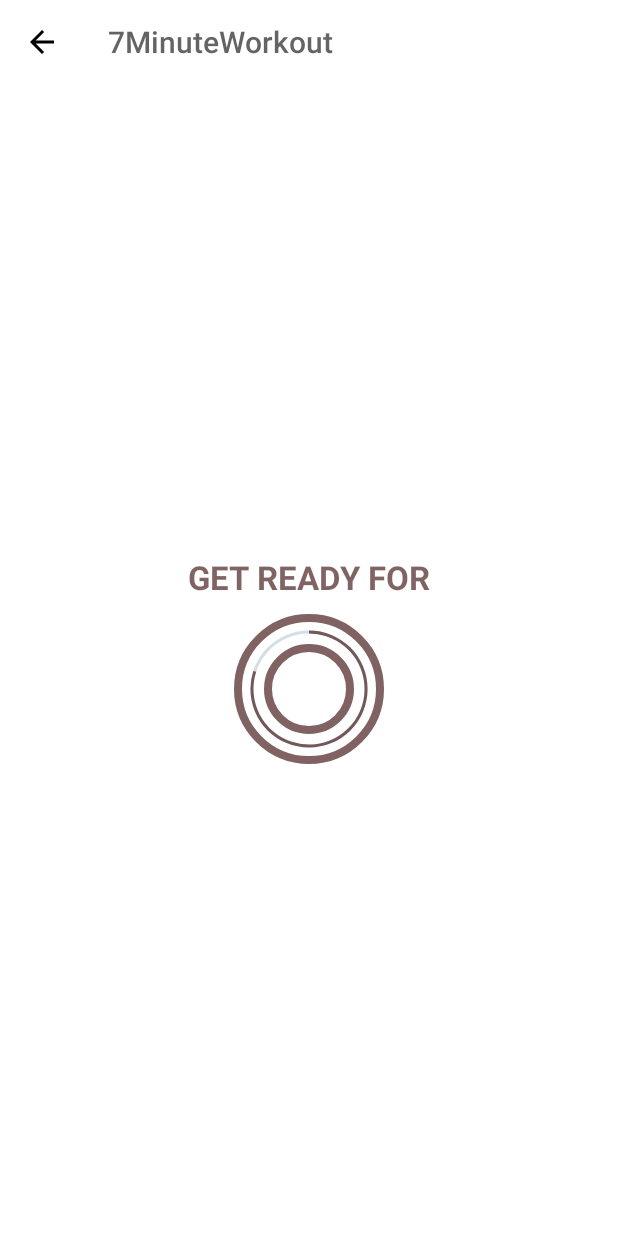
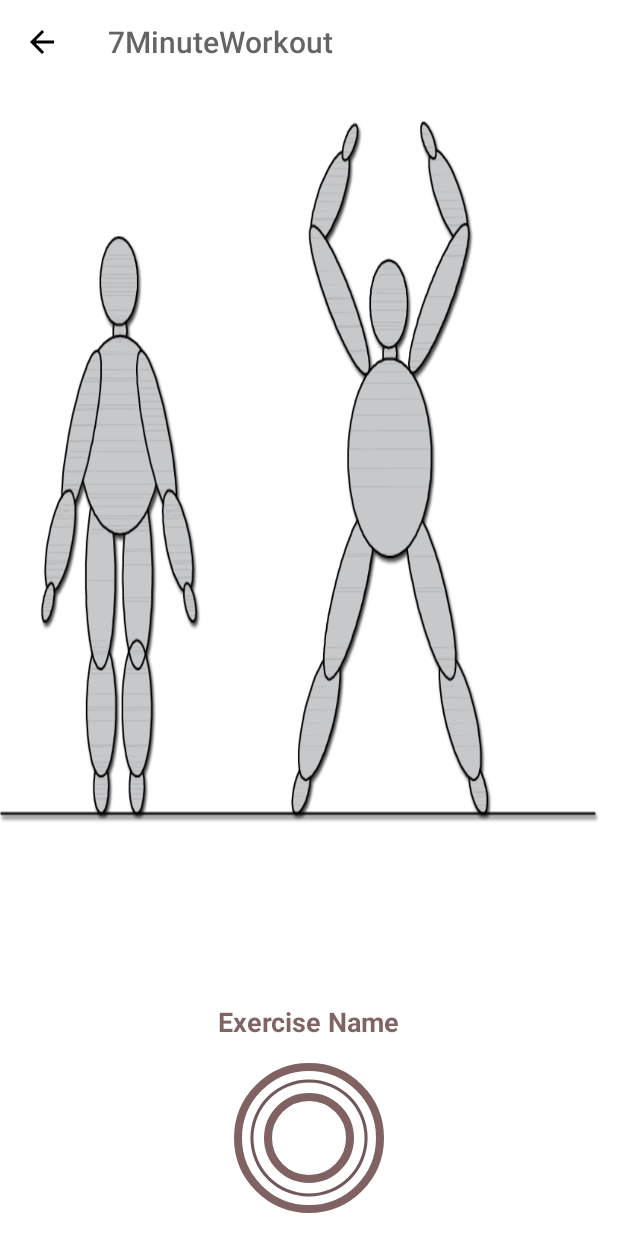
Before and after one commit to rafikyum/7MinuteWorkoutApp, an Android app: the ExceriseActivity screen opened directly, with no data from a screen before it, on a phone screen of 412 x 824 dp. Run offline under Robolectric (Android 15) with nearby library versions, the phone set to English and light mode, and no system bars.

Commit message:
- Exercise timer and rest timer views show   when needed.
- Exercise images have now been implemented    whilst the exercise timer is active

```diff
--- /dev/null
+++ b/app/src/main/java/com/example/a7minuteworkout/Constants.kt
@@ -0,0 +1,111 @@
+package com.example.a7minuteworkout
+
+class Constants {
+
+    companion object{
+        fun defaultExerciseList(): ArrayList<ExerciseModel>{
+            val exerciseList = ArrayList<ExerciseModel>()
+
+            val jumpingJacks = ExerciseModel(1,
+                "Jumping Jacks",
+                R.drawable.ic_jumping_jacks,
+                false,                      /* 1 */
+                false)
+            exerciseList.add(jumpingJacks)
+
+            val wallSit = ExerciseModel(2,
+                "Wall Sit",
+                R.drawable.ic_wall_sit,
+                false,                       /* 2 */
+                false)
+            exerciseList.add(wallSit)
+
+            val pushUp = ExerciseModel(3,
+                "Push Up",
+                R.drawable.ic_push_up,
+                false,                        /* 3 */
+                false)
+            exerciseList.add(pushUp)
+
+            val abdominalCrunch =
+                ExerciseModel(4,
+                    "Abdominal Crunch",
+                    R.drawable.ic_abdominal_crunch,
+                    false,                   /* 4 */
+                    false)
+            exerciseList.add(abdominalCrunch)
+
+            val stepUpOnChair =
+                ExerciseModel(
+                    5,
+                    "Step-Up onto Chair",
+                    R.drawable.ic_step_up_onto_chair,
+                    false,                   /* 5 */
+                    false
+                )
+            exerciseList.add(stepUpOnChair)
+
+            val squat = ExerciseModel(6,
+                "Squat",
+                R.drawable.ic_squat,
+                false,                      /* 6 */
+                false)
+            exerciseList.add(squat)
+
+            val tricepDipOnChair =
+                ExerciseModel(
+                    7,
+                    "Tricep Dip On Chair",
+                    R.drawable.ic_triceps_dip_on_chair,
+                    false,                      /* 7 */
+                    false
+                )
+            exerciseList.add(tricepDipOnChair)
+
+            val plank = ExerciseModel(8,
+                "Plank",
+                R.drawable.ic_plank,
+                false,                          /* 8 */
+                false)
+            exerciseList.add(plank)
+
+            val highKneesRunningInPlace =
+                ExerciseModel(
+                    9,
+                    "High Knees Running In Place",
+                    R.drawable.ic_high_knees_running_in_place,
+                    false,                              /* 9 */
+                    false
+                )
+            exerciseList.add(highKneesRunningInPlace)
+
+            val lunges = ExerciseModel(10,
+                "Lunges",
+                R.drawable.ic_lunge,
+                false,                          /* 10 */
+                false)
+            exerciseList.add(lunges)
+
+            val pushupAndRotation =
+                ExerciseModel(
+                    11,
+                    "Push up and Rotation",
+                    R.drawable.ic_push_up_and_rotation,
+                    false,                      /* 11 */
+                    false
+                )
+            exerciseList.add(pushupAndRotation)
+
+            val sidePlank = ExerciseModel(12,
+                "Side Plank",
+                 R.drawable.ic_side_plank,
+                false,                      /* 12 */
+                false)
+            exerciseList.add(sidePlank)
+
+
+            return exerciseList
+        }
+    }
+
+}
--- a/app/src/main/java/com/example/a7minuteworkout/ExceriseActivity.kt
+++ b/app/src/main/java/com/example/a7minuteworkout/ExceriseActivity.kt
@@ -4,20 +4,21 @@
 import android.os.Bundle
 import android.os.CountDownTimer
 import android.view.View
-import android.widget.LinearLayout
-import android.widget.ProgressBar
-import android.widget.TextView
-import android.widget.Toast
+import android.widget.*
 import androidx.appcompat.widget.Toolbar
 import org.w3c.dom.Text
 
 class ExceriseActivity : AppCompatActivity() {
 
     private var restTimer: CountDownTimer? = null
-    private var restProgress = 0
+    private var restProgress = 0                        // timers and progress created
 
     private var exerciseTimer: CountDownTimer? = null
     private var exerciseProgress = 0
+    private var exerciseTimeDuration: Long = 30
+
+    private var exerciseList: ArrayList<ExerciseModel>? = null
+    private var currentExercisePosition = -1
 
 
     override fun onCreate(savedInstanceState: Bundle?) {
@@ -25,7 +26,7 @@
         setContentView(R.layout.activity_excerise)
 
         val toolbar_exericse_activity: Toolbar = findViewById(R.id.toolbar_exercise_activity)
-        setSupportActionBar(toolbar_exericse_activity)
+        setSupportActionBar(toolbar_exericse_activity)          // brings fourth toolbar activity
 
         supportActionBar?.setDisplayHomeAsUpEnabled(true)
 
@@ -35,16 +36,18 @@
 
         setUpRestView()
 
+        exerciseList = Constants.defaultExerciseList()
     }
+
 
     override fun onDestroy() {
         if (restTimer != null) {
             restTimer!!.cancel()
-            restProgress = 0
+            restProgress = 0        // if the timer is over cancel the timer and reset progress of the timer
         }
 
         if (exerciseTimer != null) {
-            exerciseTimer!!.cancel()
+            exerciseTimer!!.cancel()  // if exercise timer is over end the timer and reset the progress of the timer
             exerciseProgress = 0
         }
 
@@ -52,28 +55,36 @@
     }
 
     private fun setUpRestView() {
+        val llRestView : LinearLayout = findViewById(R.id.llRestView)
+        val llExerciseView: LinearLayout = findViewById(R.id.llExerciseView)
+        llRestView.visibility = View.GONE
+        llExerciseView.visibility = View.VISIBLE
+
+
         if (restTimer != null) {
-            restTimer!!.cancel()
+            restTimer!!.cancel()        // set up rest view if the rest timer is not null
             restProgress = 0;
         }
 
-        setRestProgressBar()
+        setRestProgressBar()        // once the timer has been reset bring fourth the progress bar
     }
 
 
     private fun setRestProgressBar() {
         val progressBar: ProgressBar = findViewById(R.id.progressBar)
-        val tvTimer: TextView = findViewById(R.id.tvTimer)
-        progressBar.progress = restProgress
-        restTimer = object : CountDownTimer(10000, 1000) {
-            override fun onTick(p0: Long) {
+        val tvTimer: TextView = findViewById(R.id.tvTimer)          // instances of the timer and progress bar from the xml file
+        progressBar.progress = restProgress     // progress bar of xml is set to an instance of the rest progress created in activity
+        restTimer = object : CountDownTimer(10000, 1000) {  // rest timer becomes countdown timer and counts down second at a time
+            override fun onTick(p0: Long) { // per tick add to the progress of rest bar
                 restProgress++
-                progressBar.progress = 10 - restProgress
-                tvTimer.text = (10 - restProgress).toString()
+                progressBar.progress = 10 - restProgress     // makes the actual timer go down on the xml side of things
+                tvTimer.text = (10 - restProgress).toString()   // display the text view and the time on it
+
             }
 
             override fun onFinish() {
-                setupExerciseView()
+                currentExercisePosition++
+                setupExerciseView()     // call the exercise view when the rest side of things is finished
             }
         }.start()
     }
@@ -83,41 +94,50 @@
     private fun setupExerciseView() {
 
         val llRestView: LinearLayout = findViewById(R.id.llRestView)
-        val llExerciseView: LinearLayout = findViewById(R.id.llExerciseView)
+        val llExerciseView: LinearLayout = findViewById(R.id.llExerciseView)        // instances of the rest view and exercise from the xml side
 
         llRestView.visibility = View.GONE
-        llExerciseView.visibility = View.VISIBLE
+        llExerciseView.visibility = View.VISIBLE    // gets rid of the rest view and brings fourth the exercise view
 
 
         if (exerciseTimer != null) {
-            exerciseTimer!!.cancel()
+            exerciseTimer!!.cancel()    // if the exercise timer for some reason isn't null then reset everything , more so a precaution
             exerciseProgress = 0
         }
 
-        setExerciseProgressBar()
+        setExerciseProgressBar()    // bring fourth the exercise progress bar method
+
+        val ivImage : ImageView = findViewById(R.id.ivImage)
+        ivImage.setImageResource(exerciseList!![currentExercisePosition].getImage())
+        val tvExerciseName: TextView = findViewById(R.id.tvExerciseName)
+        tvExerciseName.text = exerciseList!![currentExercisePosition].getName()
+
     }
 
 
     private fun setExerciseProgressBar() {
 
         val progressBarExercise: ProgressBar = findViewById(R.id.progressBarExercise)
-        val tvExerciseTimer: TextView = findViewById(R.id.tvExerciseTimer)
+        val tvExerciseTimer: TextView = findViewById(R.id.tvExerciseTimer)              // instances of the exercise time and progress bar time from the xml side
 
-        progressBarExercise.progress = exerciseProgress
+        progressBarExercise.progress = exerciseProgress     // progress of exercise
 
-        exerciseTimer = object : CountDownTimer(30000, 1000) {
-            override fun onTick(millisUntilFinished: Long) {
+        exerciseTimer = object : CountDownTimer(30000, 1000) {  // exercise timer becomes count down timer and creates the timer
+            override fun onTick(millisUntilFinished: Long) {        // creates displays the timer going down basically
                 exerciseProgress++
                 progressBarExercise.progress = 30 - exerciseProgress
                 tvExerciseTimer.text = (30 - exerciseProgress).toString()
             }
 
-            override fun onFinish() {
-                Toast.makeText(
-                    this@ExceriseActivity,
-                    "This is 30 seconds completed so now we will add all the exercises.",
-                    Toast.LENGTH_SHORT
-                ).show()
+            override fun onFinish() {   // when it's finished display message that the exercise is over
+               if(currentExercisePosition < 11) {
+                   setUpRestView()
+               } else {
+                   Toast.makeText(
+                       this@ExceriseActivity,
+                   "Congratulations! You have completed teh 7 minute workout",
+                   Toast.LENGTH_SHORT ).show()
+               }
             }
         }.start()
     }
--- a/app/src/main/res/layout/activity_excerise.xml
+++ b/app/src/main/res/layout/activity_excerise.xml
@@ -84,6 +84,16 @@
         android:visibility="gone"
         tools:visibility="visible">
 
+        <ImageView
+            android:id="@+id/ivImage"
+            android:layout_width="match_parent"
+            android:layout_height="0dp"
+            android:layout_weight="1"
+            android:contentDescription="@string/image"
+            android:scaleType="fitXY"
+            android:src="@drawable/ic_jumping_jacks"
+            />
+
         <TextView
             android:id="@+id/tvExerciseName"
             android:layout_width="wrap_content"
```
Also changed, not shown: app/src/main/java/com/example/a7minuteworkout/ExerciseModel.kt (added, +56 -0 lines), app/src/main/res/drawable/ic_abdominal_crunch.png (added), app/src/main/res/drawable/ic_high_knees_running_in_place.png (added), app/src/main/res/drawable/ic_jumping_jacks.png (added), app/src/main/res/drawable/ic_lunge.png (added), app/src/main/res/drawable/ic_plank.png (added), app/src/main/res/drawable/ic_push_up.png (added), app/src/main/res/drawable/ic_push_up_and_rotation.png (added), app/src/main/res/drawable/ic_side_plank.png (added), app/src/main/res/drawable/ic_squat.png (added), app/src/main/res/drawable/ic_step_up_onto_chair.png (added), app/src/main/res/drawable/ic_triceps_dip_on_chair.png (added), app/src/main/res/drawable/ic_wall_sit.png (added).
